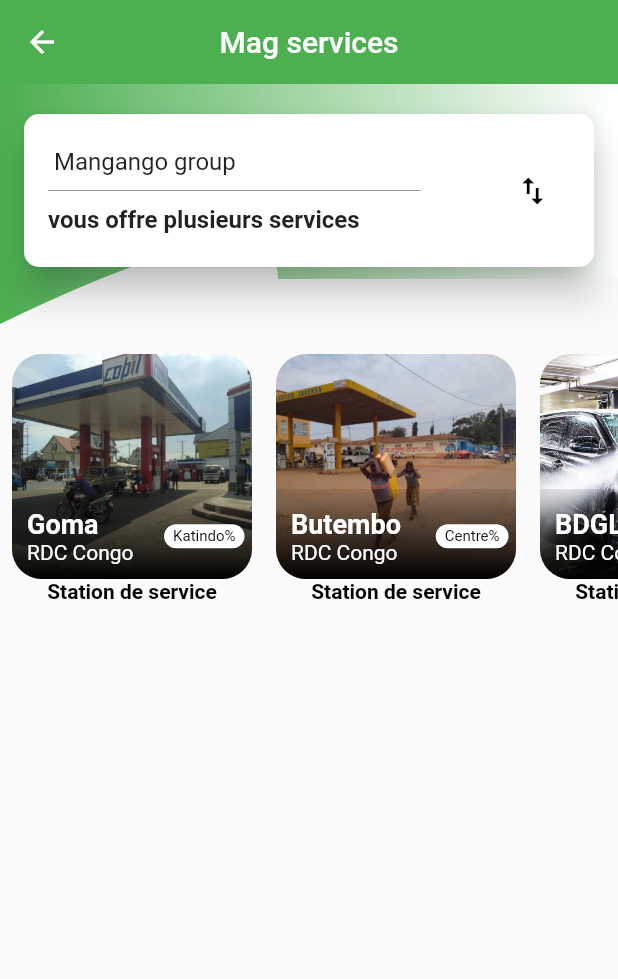
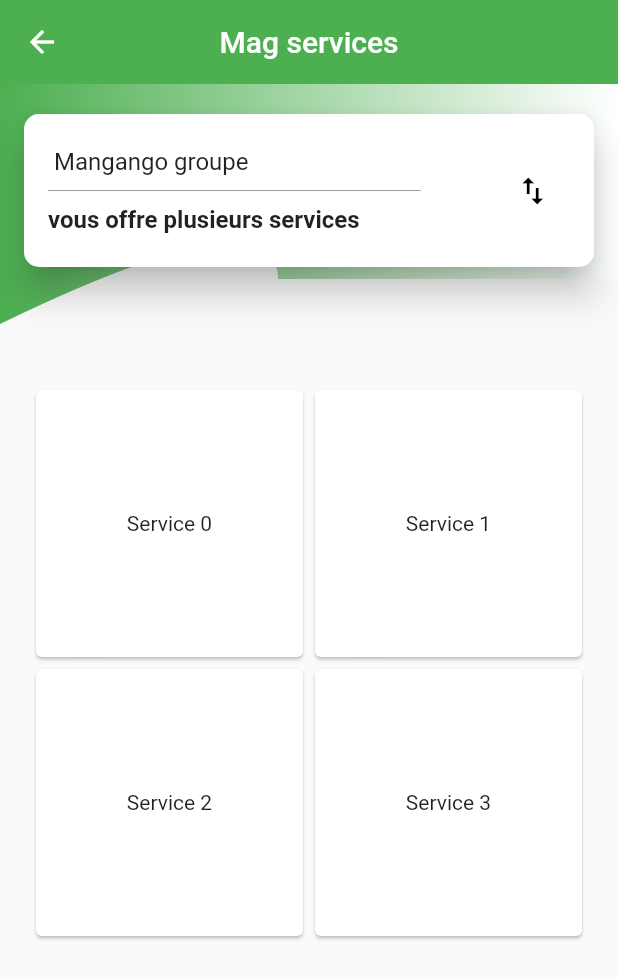
Before and after one commit to TonyBASHIZI/MagClient, a Flutter app: the screen it shows after launch, item 2 of the bottom bar chosen, on a phone screen of 412 x 824 dp. Shown: the top 979 px of the screen. Run offline on Flutter 3.47's test engine with Material 2 defaults, Android fonts, the phone set to English and light mode, and no system bars; our stand-ins replace flutter_local_notifications, rxdart, shared_preferences.

```diff
--- a/lib/services.dart
+++ b/lib/services.dart
@@ -49,10 +49,23 @@ class services extends StatelessWidget {
               height: 20.0,
             ),
            Container(
-             height: 210.0,
-             child: ListView(
-                scrollDirection: Axis.horizontal,
-                children: cityCards,
+             padding: EdgeInsets.all(15),
+             margin: EdgeInsets.all(5),
+             height: 410.0,
+             child: GridView.count(
+                // scrollDirection: Axis.horizontal,
+                // children: cityCards,
+              crossAxisCount: 2,
+        children: new List<Widget>.generate(4, (index) {
+          return new GridTile(
+            child: new Card(
+              color: Colors.white,
+              child: new Center(
+                child: new Text('Service $index'),
+              )
+            ),
+          );
+        }),
              ),
            )
           ],
@@ -99,7 +112,7 @@ class FlightListTopPart extends StatelessWidget {
                         crossAxisAlignment: CrossAxisAlignment.start,
                         children: <Widget>[
                           Text(
-                            " Mangango group",
+                            " Mangango groupe",
                             style: TextStyle(
                               fontSize: 16.0,
                             ),
```
